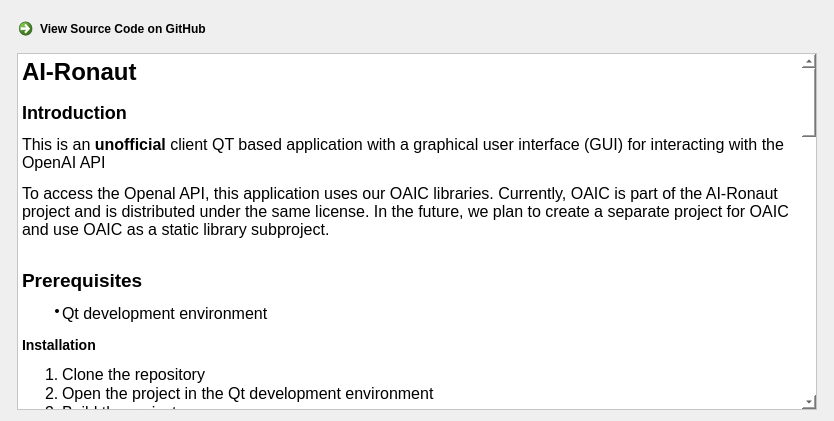
Above: PageAboutPage.ui from asianirish/AI-Ronaut before the change. Below: the same form after it.
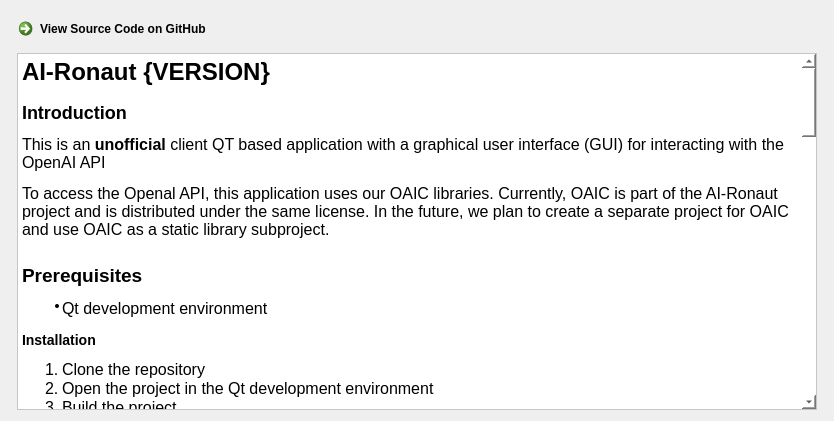
That is the form after the change.

Commit message: add and display version information

Diff of the .ui file:
```diff
--- a/PageAboutPage.ui
+++ b/PageAboutPage.ui
@@ -32,57 +32,57 @@
 hr { height: 1px; border-width: 0; }
 li.unchecked::marker { content: &quot;\2610&quot;; }
 li.checked::marker { content: &quot;\2612&quot;; }
-&lt;/style&gt;&lt;/head&gt;&lt;body style=&quot; font-family:'Noto Sans'; font-size:12pt; font-weight:400; font-style:normal;&quot;&gt;
-&lt;h1 style=&quot; margin-top:18px; margin-bottom:12px; margin-left:0px; margin-right:0px; -qt-block-indent:0; text-indent:0px;&quot;&gt;&lt;span style=&quot; font-family:'Segoe UI'; font-size:9pt; font-weight:700;&quot;&gt;AI-Ronaut&lt;/span&gt;&lt;/h1&gt;
-&lt;h2 style=&quot; margin-top:16px; margin-bottom:12px; margin-left:0px; margin-right:0px; -qt-block-indent:0; text-indent:0px;&quot;&gt;&lt;a name=&quot;user-content-introduction&quot;&gt;&lt;/a&gt;&lt;span style=&quot; font-family:'Segoe UI'; font-size:9pt; font-weight:700;&quot;&gt;I&lt;/span&gt;&lt;span style=&quot; font-family:'Segoe UI'; font-size:9pt; font-weight:700;&quot;&gt;ntroduction&lt;/span&gt;&lt;/h2&gt;
-&lt;p style=&quot; margin-top:12px; margin-bottom:12px; margin-left:0px; margin-right:0px; -qt-block-indent:0; text-indent:0px;&quot;&gt;&lt;span style=&quot; font-family:'Segoe UI';&quot;&gt;This is an &lt;/span&gt;&lt;span style=&quot; font-family:'Segoe UI'; font-weight:700;&quot;&gt;unofficial&lt;/span&gt;&lt;span style=&quot; font-family:'Segoe UI';&quot;&gt; client QT based application with a graphical user interface (GUI) for interacting with the OpenAI API&lt;/span&gt;&lt;/p&gt;
-&lt;p style=&quot; margin-top:12px; margin-bottom:12px; margin-left:0px; margin-right:0px; -qt-block-indent:0; text-indent:0px;&quot;&gt;&lt;span style=&quot; font-family:'Segoe UI';&quot;&gt;To access the Openal API, this application uses our OAIC libraries. Currently, OAIC is part of the AI-Ronaut project and is distributed under the same license. In the future, we plan to create a separate project for OAIC and use OAIC as a static library subproject. &lt;br /&gt;&lt;/span&gt;&lt;/p&gt;
-&lt;p style=&quot; margin-top:12px; margin-bottom:12px; margin-left:0px; margin-right:0px; -qt-block-indent:0; text-indent:0px;&quot;&gt;&lt;a name=&quot;user-content-prerequisites&quot;&gt;&lt;/a&gt;&lt;span style=&quot; font-family:'Segoe UI'; font-size:14pt; font-weight:700;&quot;&gt;P&lt;/span&gt;&lt;span style=&quot; font-family:'Segoe UI'; font-size:14pt; font-weight:700;&quot;&gt;rerequisites&lt;/span&gt;&lt;/p&gt;
+&lt;/style&gt;&lt;/head&gt;&lt;body style=&quot; font-family:'Segoe UI'; font-size:9pt; font-weight:400; font-style:normal;&quot;&gt;
+&lt;h1 style=&quot; margin-top:18px; margin-bottom:12px; margin-left:0px; margin-right:0px; -qt-block-indent:0; text-indent:0px;&quot;&gt;&lt;span style=&quot; font-size:xx-large; font-weight:700;&quot;&gt;AI-Ronaut {VERSION}&lt;/span&gt;&lt;/h1&gt;
+&lt;h2 style=&quot; margin-top:16px; margin-bottom:12px; margin-left:0px; margin-right:0px; -qt-block-indent:0; text-indent:0px;&quot;&gt;&lt;a name=&quot;user-content-introduction&quot;&gt;&lt;/a&gt;&lt;span style=&quot; font-size:x-large; font-weight:700;&quot;&gt;I&lt;/span&gt;&lt;span style=&quot; font-size:x-large; font-weight:700;&quot;&gt;ntroduction&lt;/span&gt;&lt;/h2&gt;
+&lt;p style=&quot; margin-top:12px; margin-bottom:12px; margin-left:0px; margin-right:0px; -qt-block-indent:0; text-indent:0px;&quot;&gt;&lt;span style=&quot; font-size:12pt;&quot;&gt;This is an &lt;/span&gt;&lt;span style=&quot; font-size:12pt; font-weight:700;&quot;&gt;unofficial&lt;/span&gt;&lt;span style=&quot; font-size:12pt;&quot;&gt; client QT based application with a graphical user interface (GUI) for interacting with the OpenAI API&lt;/span&gt;&lt;/p&gt;
+&lt;p style=&quot; margin-top:12px; margin-bottom:12px; margin-left:0px; margin-right:0px; -qt-block-indent:0; text-indent:0px;&quot;&gt;&lt;span style=&quot; font-size:12pt;&quot;&gt;To access the Openal API, this application uses our OAIC libraries. Currently, OAIC is part of the AI-Ronaut project and is distributed under the same license. In the future, we plan to create a separate project for OAIC and use OAIC as a static library subproject. &lt;br /&gt;&lt;/span&gt;&lt;/p&gt;
+&lt;p style=&quot; margin-top:12px; margin-bottom:12px; margin-left:0px; margin-right:0px; -qt-block-indent:0; text-indent:0px;&quot;&gt;&lt;a name=&quot;user-content-prerequisites&quot;&gt;&lt;/a&gt;&lt;span style=&quot; font-size:14pt; font-weight:700;&quot;&gt;P&lt;/span&gt;&lt;span style=&quot; font-size:14pt; font-weight:700;&quot;&gt;rerequisites&lt;/span&gt;&lt;/p&gt;
 &lt;ul style=&quot;margin-top: 0px; margin-bottom: 0px; margin-left: 0px; margin-right: 0px; -qt-list-indent: 1;&quot;&gt;
-&lt;li style=&quot; font-family:'Segoe UI'; font-size:9pt;&quot; style=&quot; margin-top:12px; margin-bottom:12px; margin-left:0px; margin-right:0px; -qt-block-indent:0; text-indent:0px;&quot;&gt;&lt;span style=&quot; font-size:12pt;&quot;&gt;Qt development environment&lt;/span&gt;&lt;/li&gt;&lt;/ul&gt;
-&lt;h3 style=&quot; margin-top:14px; margin-bottom:12px; margin-left:0px; margin-right:0px; -qt-block-indent:0; text-indent:0px;&quot;&gt;&lt;a name=&quot;user-content-installation&quot;&gt;&lt;/a&gt;&lt;span style=&quot; font-family:'Segoe UI'; font-size:9pt; font-weight:700;&quot;&gt;I&lt;/span&gt;&lt;span style=&quot; font-family:'Segoe UI'; font-size:9pt; font-weight:700;&quot;&gt;nstallation&lt;/span&gt;&lt;/h3&gt;
+&lt;li style=&quot; margin-top:12px; margin-bottom:12px; margin-left:0px; margin-right:0px; -qt-block-indent:0; text-indent:0px;&quot;&gt;&lt;span style=&quot; font-size:12pt;&quot;&gt;Qt development environment&lt;/span&gt;&lt;/li&gt;&lt;/ul&gt;
+&lt;h3 style=&quot; margin-top:14px; margin-bottom:12px; margin-left:0px; margin-right:0px; -qt-block-indent:0; text-indent:0px;&quot;&gt;&lt;a name=&quot;user-content-installation&quot;&gt;&lt;/a&gt;&lt;span style=&quot; font-size:large; font-weight:700;&quot;&gt;I&lt;/span&gt;&lt;span style=&quot; font-size:large; font-weight:700;&quot;&gt;nstallation&lt;/span&gt;&lt;/h3&gt;
 &lt;ol style=&quot;margin-top: 0px; margin-bottom: 0px; margin-left: 0px; margin-right: 0px; -qt-list-indent: 1;&quot;&gt;
-&lt;li style=&quot; font-family:'Segoe UI';&quot; style=&quot; margin-top:12px; margin-bottom:0px; margin-left:0px; margin-right:0px; -qt-block-indent:0; text-indent:0px;&quot;&gt;Clone the repository&lt;/li&gt;
-&lt;li style=&quot; font-family:'Segoe UI';&quot; style=&quot; margin-top:0px; margin-bottom:0px; margin-left:0px; margin-right:0px; -qt-block-indent:0; text-indent:0px;&quot;&gt;Open the project in the Qt development environment&lt;/li&gt;
-&lt;li style=&quot; font-family:'Segoe UI';&quot; style=&quot; margin-top:0px; margin-bottom:12px; margin-left:0px; margin-right:0px; -qt-block-indent:0; text-indent:0px;&quot;&gt;Build the project&lt;/li&gt;&lt;/ol&gt;
-&lt;h2 style=&quot; margin-top:16px; margin-bottom:12px; margin-left:0px; margin-right:0px; -qt-block-indent:0; text-indent:0px;&quot;&gt;&lt;a name=&quot;user-content-usage&quot;&gt;&lt;/a&gt;&lt;span style=&quot; font-family:'Segoe UI'; font-size:9pt; font-weight:700;&quot;&gt;U&lt;/span&gt;&lt;span style=&quot; font-family:'Segoe UI'; font-size:9pt; font-weight:700;&quot;&gt;sage&lt;/span&gt;&lt;/h2&gt;
-&lt;p style=&quot; margin-top:12px; margin-bottom:12px; margin-left:0px; margin-right:0px; -qt-block-indent:0; text-indent:0px;&quot;&gt;&lt;span style=&quot; font-family:'Segoe UI';&quot;&gt;After successfully building the project, you need to set an environment variable called &lt;/span&gt;&lt;span style=&quot; font-family:'Segoe UI'; font-weight:700;&quot;&gt;OPENAI_API_KEY&lt;/span&gt;&lt;span style=&quot; font-family:'Segoe UI';&quot;&gt; with the value of the key obtained from the OpenAI API.&lt;/span&gt;&lt;/p&gt;
-&lt;h2 style=&quot; margin-top:16px; margin-bottom:12px; margin-left:0px; margin-right:0px; -qt-block-indent:0; text-indent:0px;&quot;&gt;&lt;a name=&quot;user-content-efficient-client-side-computations&quot;&gt;&lt;/a&gt;&lt;span style=&quot; font-family:'Segoe UI'; font-size:9pt; font-weight:700;&quot;&gt;E&lt;/span&gt;&lt;span style=&quot; font-family:'Segoe UI'; font-size:9pt; font-weight:700;&quot;&gt;fficient Client-Side Computations&lt;/span&gt;&lt;/h2&gt;
-&lt;p style=&quot; margin-top:12px; margin-bottom:12px; margin-left:0px; margin-right:0px; -qt-block-indent:0; text-indent:0px;&quot;&gt;&lt;span style=&quot; font-family:'Segoe UI';&quot;&gt;A distinctive advantage of our C++ client lies in its ability to handle intensive computations on the client side, independent of the OpenAI API. This allows for significant performance benefits, particularly for applications that require high computational power and efficiency. As we move forward, we plan to further optimize and enhance this feature, to provide an even more powerful tool for your AI development needs.&lt;/span&gt;&lt;/p&gt;
-&lt;h2 style=&quot; margin-top:16px; margin-bottom:12px; margin-left:0px; margin-right:0px; -qt-block-indent:0; text-indent:0px;&quot;&gt;&lt;span style=&quot; font-size:x-large; font-weight:700;&quot;&gt;Plugins&lt;/span&gt;&lt;/h2&gt;
-&lt;h3 style=&quot; margin-top:14px; margin-bottom:12px; margin-left:0px; margin-right:0px; -qt-block-indent:0; text-indent:0px;&quot;&gt;&lt;a name=&quot;user-content-overview&quot;&gt;&lt;/a&gt;&lt;span style=&quot; font-size:large; font-weight:700;&quot;&gt;O&lt;/span&gt;&lt;span style=&quot; font-size:large; font-weight:700;&quot;&gt;verview&lt;/span&gt;&lt;/h3&gt;
-&lt;p style=&quot; margin-top:12px; margin-bottom:12px; margin-left:0px; margin-right:0px; -qt-block-indent:0; text-indent:0px;&quot;&gt;Our application now supports third-party plugins in the form of dynamic libraries, both for Linux and Windows users. These plugins allow for enhanced flexibility and can be used to extend the functionality of the program.&lt;/p&gt;
-&lt;h3 style=&quot; margin-top:14px; margin-bottom:12px; margin-left:0px; margin-right:0px; -qt-block-indent:0; text-indent:0px;&quot;&gt;&lt;a name=&quot;user-content-creating-a-plugin&quot;&gt;&lt;/a&gt;&lt;span style=&quot; font-size:large; font-weight:700;&quot;&gt;C&lt;/span&gt;&lt;span style=&quot; font-size:large; font-weight:700;&quot;&gt;reating a Plugin&lt;/span&gt;&lt;/h3&gt;
-&lt;p style=&quot; margin-top:12px; margin-bottom:12px; margin-left:0px; margin-right:0px; -qt-block-indent:0; text-indent:0px;&quot;&gt;To create a plugin, developers need to create a class that inherits from the &lt;span style=&quot; font-family:'monospace';&quot;&gt;IRootObject&lt;/span&gt; interface class and override its virtual functions.&lt;/p&gt;
-&lt;p style=&quot; margin-top:12px; margin-bottom:12px; margin-left:0px; margin-right:0px; -qt-block-indent:0; text-indent:0px;&quot;&gt;Here is an example:&lt;/p&gt;
-&lt;p style=&quot; margin-top:12px; margin-bottom:0px; margin-left:0px; margin-right:0px; -qt-block-indent:0; text-indent:0px;&quot;&gt;&lt;span style=&quot; font-family:'monospace';&quot;&gt;class RootObject : public QObject, public IRootObject&lt;/span&gt;&lt;/p&gt;
-&lt;p style=&quot; margin-top:0px; margin-bottom:0px; margin-left:0px; margin-right:0px; -qt-block-indent:0; text-indent:0px;&quot;&gt;&lt;span style=&quot; font-family:'monospace';&quot;&gt;{&lt;/span&gt;&lt;/p&gt;
-&lt;p style=&quot; margin-top:0px; margin-bottom:0px; margin-left:0px; margin-right:0px; -qt-block-indent:0; text-indent:0px;&quot;&gt;&lt;span style=&quot; font-family:'monospace';&quot;&gt;    Q_OBJECT&lt;/span&gt;&lt;/p&gt;
-&lt;p style=&quot; margin-top:0px; margin-bottom:0px; margin-left:0px; margin-right:0px; -qt-block-indent:0; text-indent:0px;&quot;&gt;&lt;span style=&quot; font-family:'monospace';&quot;&gt;    Q_PLUGIN_METADATA(IID &amp;quot;org.asianirish.IRootObject&amp;quot; FILE &amp;quot;ExamplePlugin.json&amp;quot;)&lt;/span&gt;&lt;/p&gt;
-&lt;p style=&quot; margin-top:0px; margin-bottom:0px; margin-left:0px; margin-right:0px; -qt-block-indent:0; text-indent:0px;&quot;&gt;&lt;span style=&quot; font-family:'monospace';&quot;&gt;    Q_INTERFACES(IRootObject)&lt;/span&gt;&lt;/p&gt;
-&lt;p style=&quot; margin-top:0px; margin-bottom:0px; margin-left:0px; margin-right:0px; -qt-block-indent:0; text-indent:0px;&quot;&gt;&lt;span style=&quot; font-family:'monospace';&quot;&gt;public:&lt;/span&gt;&lt;/p&gt;
-&lt;p style=&quot; margin-top:0px; margin-bottom:0px; margin-left:0px; margin-right:0px; -qt-block-indent:0; text-indent:0px;&quot;&gt;&lt;span style=&quot; font-family:'monospace';&quot;&gt;    explicit RootObject(QObject *parent = nullptr);&lt;/span&gt;&lt;/p&gt;
-&lt;p style=&quot;-qt-paragraph-type:empty; margin-top:0px; margin-bottom:0px; margin-left:0px; margin-right:0px; -qt-block-indent:0; text-indent:0px; font-family:'monospace';&quot;&gt;&lt;br /&gt;&lt;/p&gt;
-&lt;p style=&quot; margin-top:0px; margin-bottom:0px; margin-left:0px; margin-right:0px; -qt-block-indent:0; text-indent:0px;&quot;&gt;&lt;span style=&quot; font-family:'monospace';&quot;&gt;    void doIt() const override;&lt;/span&gt;&lt;/p&gt;
-&lt;p style=&quot;-qt-paragraph-type:empty; margin-top:0px; margin-bottom:0px; margin-left:0px; margin-right:0px; -qt-block-indent:0; text-indent:0px; font-family:'monospace';&quot;&gt;&lt;br /&gt;&lt;/p&gt;
-&lt;p style=&quot; margin-top:0px; margin-bottom:0px; margin-left:0px; margin-right:0px; -qt-block-indent:0; text-indent:0px;&quot;&gt;&lt;span style=&quot; font-family:'monospace';&quot;&gt;    PageWidget *createPageWidget(QWidget *parent) const override;&lt;/span&gt;&lt;/p&gt;
-&lt;p style=&quot;-qt-paragraph-type:empty; margin-top:0px; margin-bottom:0px; margin-left:0px; margin-right:0px; -qt-block-indent:0; text-indent:0px; font-family:'monospace';&quot;&gt;&lt;br /&gt;&lt;/p&gt;
-&lt;p style=&quot; margin-top:0px; margin-bottom:0px; margin-left:0px; margin-right:0px; -qt-block-indent:0; text-indent:0px;&quot;&gt;&lt;span style=&quot; font-family:'monospace';&quot;&gt;    plg::Info pluginInfo() const override;&lt;/span&gt;&lt;/p&gt;
-&lt;p style=&quot;-qt-paragraph-type:empty; margin-top:0px; margin-bottom:0px; margin-left:0px; margin-right:0px; -qt-block-indent:0; text-indent:0px; font-family:'monospace';&quot;&gt;&lt;br /&gt;&lt;/p&gt;
-&lt;p style=&quot; margin-top:0px; margin-bottom:0px; margin-left:0px; margin-right:0px; -qt-block-indent:0; text-indent:0px;&quot;&gt;&lt;span style=&quot; font-family:'monospace';&quot;&gt;signals:&lt;/span&gt;&lt;/p&gt;
-&lt;p style=&quot;-qt-paragraph-type:empty; margin-top:0px; margin-bottom:0px; margin-left:0px; margin-right:0px; -qt-block-indent:0; text-indent:0px; font-family:'monospace';&quot;&gt;&lt;br /&gt;&lt;/p&gt;
-&lt;p style=&quot; margin-top:0px; margin-bottom:12px; margin-left:0px; margin-right:0px; -qt-block-indent:0; text-indent:0px;&quot;&gt;&lt;span style=&quot; font-family:'monospace';&quot;&gt;};&lt;/span&gt;&lt;/p&gt;
-&lt;h3 style=&quot; margin-top:14px; margin-bottom:12px; margin-left:0px; margin-right:0px; -qt-block-indent:0; text-indent:0px;&quot;&gt;&lt;a name=&quot;user-content-registering-and-using-a-plugin&quot;&gt;&lt;/a&gt;&lt;span style=&quot; font-size:large; font-weight:700;&quot;&gt;R&lt;/span&gt;&lt;span style=&quot; font-size:large; font-weight:700;&quot;&gt;egistering and Using a Plugin&lt;/span&gt;&lt;/h3&gt;
-&lt;p style=&quot; margin-top:12px; margin-bottom:12px; margin-left:0px; margin-right:0px; -qt-block-indent:0; text-indent:0px;&quot;&gt;To use a plugin, you first need to register it with the application. This can be done using the &lt;span style=&quot; font-family:'monospace';&quot;&gt;Register Plugin&lt;/span&gt; command, which copies the plugin file and records information about the plugin (title, description, author, plugin version, and plugin file hash code) in a database.&lt;/p&gt;
-&lt;p style=&quot; margin-top:12px; margin-bottom:12px; margin-left:0px; margin-right:0px; -qt-block-indent:0; text-indent:0px;&quot;&gt;After registering the plugin, the application will automatically verify its integrity at startup by checking its hash code. If the hash code in the database matches the hash code of the file, the application will open a tab with the plugin's widget.&lt;/p&gt;
-&lt;p style=&quot; margin-top:12px; margin-bottom:12px; margin-left:0px; margin-right:0px; -qt-block-indent:0; text-indent:0px;&quot;&gt;&lt;span style=&quot; font-weight:700;&quot;&gt;Note:&lt;/span&gt; If you encounter any issues or have any questions, please feel free to raise an issue on our GitHub repository. We value your feedback and contributions.&lt;/p&gt;
-&lt;p style=&quot; margin-top:12px; margin-bottom:12px; margin-left:0px; margin-right:0px; -qt-block-indent:0; text-indent:0px;&quot;&gt;Make sure that your plugins are compatible with the application's current version to avoid any potential issues.&lt;/p&gt;
-&lt;p style=&quot; margin-top:16px; margin-bottom:12px; margin-left:0px; margin-right:0px; -qt-block-indent:0; text-indent:0px;&quot;&gt;&lt;a name=&quot;user-content-licenses&quot;&gt;&lt;/a&gt;&lt;span style=&quot; font-family:'Segoe UI'; font-size:14pt; font-weight:700;&quot;&gt;L&lt;/span&gt;&lt;span style=&quot; font-family:'Segoe UI'; font-size:14pt; font-weight:700;&quot;&gt;icenses&lt;/span&gt;&lt;/p&gt;
-&lt;p style=&quot; margin-top:12px; margin-bottom:12px; margin-left:0px; margin-right:0px; -qt-block-indent:0; text-indent:0px;&quot;&gt;&lt;span style=&quot; font-family:'Segoe UI';&quot;&gt;This project is distributed under two licenses: the &lt;/span&gt;&lt;a href=&quot;https://creativecommons.org/licenses/by-nc-sa/4.0/legalcode.txt&quot;&gt;&lt;span style=&quot; font-family:'Segoe UI'; text-decoration: underline; color:#0000ff;&quot;&gt;CC BY-NC-SA&lt;/span&gt;&lt;/a&gt;&lt;span style=&quot; font-family:'Segoe UI';&quot;&gt; License and a commercial license. This means:&lt;/span&gt;&lt;/p&gt;
+&lt;li style=&quot; font-size:12pt;&quot; style=&quot; margin-top:12px; margin-bottom:0px; margin-left:0px; margin-right:0px; -qt-block-indent:0; text-indent:0px;&quot;&gt;Clone the repository&lt;/li&gt;
+&lt;li style=&quot; font-size:12pt;&quot; style=&quot; margin-top:0px; margin-bottom:0px; margin-left:0px; margin-right:0px; -qt-block-indent:0; text-indent:0px;&quot;&gt;Open the project in the Qt development environment&lt;/li&gt;
+&lt;li style=&quot; font-size:12pt;&quot; style=&quot; margin-top:0px; margin-bottom:12px; margin-left:0px; margin-right:0px; -qt-block-indent:0; text-indent:0px;&quot;&gt;Build the project&lt;/li&gt;&lt;/ol&gt;
+&lt;h2 style=&quot; margin-top:16px; margin-bottom:12px; margin-left:0px; margin-right:0px; -qt-block-indent:0; text-indent:0px;&quot;&gt;&lt;a name=&quot;user-content-usage&quot;&gt;&lt;/a&gt;&lt;span style=&quot; font-size:x-large; font-weight:700;&quot;&gt;U&lt;/span&gt;&lt;span style=&quot; font-size:x-large; font-weight:700;&quot;&gt;sage&lt;/span&gt;&lt;/h2&gt;
+&lt;p style=&quot; margin-top:12px; margin-bottom:12px; margin-left:0px; margin-right:0px; -qt-block-indent:0; text-indent:0px;&quot;&gt;&lt;span style=&quot; font-size:12pt;&quot;&gt;After successfully building the project, you need to set an environment variable called &lt;/span&gt;&lt;span style=&quot; font-size:12pt; font-weight:700;&quot;&gt;OPENAI_API_KEY&lt;/span&gt;&lt;span style=&quot; font-size:12pt;&quot;&gt; with the value of the key obtained from the OpenAI API.&lt;/span&gt;&lt;/p&gt;
+&lt;h2 style=&quot; margin-top:16px; margin-bottom:12px; margin-left:0px; margin-right:0px; -qt-block-indent:0; text-indent:0px;&quot;&gt;&lt;a name=&quot;user-content-efficient-client-side-computations&quot;&gt;&lt;/a&gt;&lt;span style=&quot; font-size:x-large; font-weight:700;&quot;&gt;E&lt;/span&gt;&lt;span style=&quot; font-size:x-large; font-weight:700;&quot;&gt;fficient Client-Side Computations&lt;/span&gt;&lt;/h2&gt;
+&lt;p style=&quot; margin-top:12px; margin-bottom:12px; margin-left:0px; margin-right:0px; -qt-block-indent:0; text-indent:0px;&quot;&gt;&lt;span style=&quot; font-size:12pt;&quot;&gt;A distinctive advantage of our C++ client lies in its ability to handle intensive computations on the client side, independent of the OpenAI API. This allows for significant performance benefits, particularly for applications that require high computational power and efficiency. As we move forward, we plan to further optimize and enhance this feature, to provide an even more powerful tool for your AI development needs.&lt;/span&gt;&lt;/p&gt;
+&lt;h2 style=&quot; margin-top:16px; margin-bottom:12px; margin-left:0px; margin-right:0px; -qt-block-indent:0; text-indent:0px;&quot;&gt;&lt;span style=&quot; font-family:'Noto Sans'; font-size:12pt; font-weight:700;&quot;&gt;Plugins&lt;/span&gt;&lt;/h2&gt;
+&lt;h3 style=&quot; margin-top:14px; margin-bottom:12px; margin-left:0px; margin-right:0px; -qt-block-indent:0; text-indent:0px;&quot;&gt;&lt;a name=&quot;user-content-overview&quot;&gt;&lt;/a&gt;&lt;span style=&quot; font-family:'Noto Sans'; font-size:12pt; font-weight:700;&quot;&gt;O&lt;/span&gt;&lt;span style=&quot; font-family:'Noto Sans'; font-size:12pt; font-weight:700;&quot;&gt;verview&lt;/span&gt;&lt;/h3&gt;
+&lt;p style=&quot; margin-top:12px; margin-bottom:12px; margin-left:0px; margin-right:0px; -qt-block-indent:0; text-indent:0px;&quot;&gt;&lt;span style=&quot; font-family:'Noto Sans'; font-size:12pt;&quot;&gt;Our application now supports third-party plugins in the form of dynamic libraries, both for Linux and Windows users. These plugins allow for enhanced flexibility and can be used to extend the functionality of the program.&lt;/span&gt;&lt;/p&gt;
+&lt;h3 style=&quot; margin-top:14px; margin-bottom:12px; margin-left:0px; margin-right:0px; -qt-block-indent:0; text-indent:0px;&quot;&gt;&lt;a name=&quot;user-content-creating-a-plugin&quot;&gt;&lt;/a&gt;&lt;span style=&quot; font-family:'Noto Sans'; font-size:12pt; font-weight:700;&quot;&gt;C&lt;/span&gt;&lt;span style=&quot; font-family:'Noto Sans'; font-size:12pt; font-weight:700;&quot;&gt;reating a Plugin&lt;/span&gt;&lt;/h3&gt;
+&lt;p style=&quot; margin-top:12px; margin-bottom:12px; margin-left:0px; margin-right:0px; -qt-block-indent:0; text-indent:0px;&quot;&gt;&lt;span style=&quot; font-family:'Noto Sans'; font-size:12pt;&quot;&gt;To create a plugin, developers need to create a class that inherits from the &lt;/span&gt;&lt;span style=&quot; font-family:'monospace'; font-size:12pt;&quot;&gt;IRootObject&lt;/span&gt;&lt;span style=&quot; font-family:'Noto Sans'; font-size:12pt;&quot;&gt; interface class and override its virtual functions.&lt;/span&gt;&lt;/p&gt;
+&lt;p style=&quot; margin-top:12px; margin-bottom:12px; margin-left:0px; margin-right:0px; -qt-block-indent:0; text-indent:0px;&quot;&gt;&lt;span style=&quot; font-family:'Noto Sans'; font-size:12pt;&quot;&gt;Here is an example:&lt;/span&gt;&lt;/p&gt;
+&lt;p style=&quot; margin-top:12px; margin-bottom:0px; margin-left:0px; margin-right:0px; -qt-block-indent:0; text-indent:0px;&quot;&gt;&lt;span style=&quot; font-family:'monospace'; font-size:12pt;&quot;&gt;class RootObject : public QObject, public IRootObject&lt;/span&gt;&lt;/p&gt;
+&lt;p style=&quot; margin-top:0px; margin-bottom:0px; margin-left:0px; margin-right:0px; -qt-block-indent:0; text-indent:0px;&quot;&gt;&lt;span style=&quot; font-family:'monospace'; font-size:12pt;&quot;&gt;{&lt;/span&gt;&lt;/p&gt;
+&lt;p style=&quot; margin-top:0px; margin-bottom:0px; margin-left:0px; margin-right:0px; -qt-block-indent:0; text-indent:0px;&quot;&gt;&lt;span style=&quot; font-family:'monospace'; font-size:12pt;&quot;&gt;    Q_OBJECT&lt;/span&gt;&lt;/p&gt;
+&lt;p style=&quot; margin-top:0px; margin-bottom:0px; margin-left:0px; margin-right:0px; -qt-block-indent:0; text-indent:0px;&quot;&gt;&lt;span style=&quot; font-family:'monospace'; font-size:12pt;&quot;&gt;    Q_PLUGIN_METADATA(IID &amp;quot;org.asianirish.IRootObject&amp;quot; FILE &amp;quot;ExamplePlugin.json&amp;quot;)&lt;/span&gt;&lt;/p&gt;
+&lt;p style=&quot; margin-top:0px; margin-bottom:0px; margin-left:0px; margin-right:0px; -qt-block-indent:0; text-indent:0px;&quot;&gt;&lt;span style=&quot; font-family:'monospace'; font-size:12pt;&quot;&gt;    Q_INTERFACES(IRootObject)&lt;/span&gt;&lt;/p&gt;
+&lt;p style=&quot; margin-top:0px; margin-bottom:0px; margin-left:0px; margin-right:0px; -qt-block-indent:0; text-indent:0px;&quot;&gt;&lt;span style=&quot; font-family:'monospace'; font-size:12pt;&quot;&gt;public:&lt;/span&gt;&lt;/p&gt;
+&lt;p style=&quot; margin-top:0px; margin-bottom:0px; margin-left:0px; margin-right:0px; -qt-block-indent:0; text-indent:0px;&quot;&gt;&lt;span style=&quot; font-family:'monospace'; font-size:12pt;&quot;&gt;    explicit RootObject(QObject *parent = nullptr);&lt;/span&gt;&lt;/p&gt;
+&lt;p style=&quot;-qt-paragraph-type:empty; margin-top:0px; margin-bottom:0px; margin-left:0px; margin-right:0px; -qt-block-indent:0; text-indent:0px; font-family:'monospace'; font-size:12pt;&quot;&gt;&lt;br /&gt;&lt;/p&gt;
+&lt;p style=&quot; margin-top:0px; margin-bottom:0px; margin-left:0px; margin-right:0px; -qt-block-indent:0; text-indent:0px;&quot;&gt;&lt;span style=&quot; font-family:'monospace'; font-size:12pt;&quot;&gt;    void doIt() const override;&lt;/span&gt;&lt;/p&gt;
+&lt;p style=&quot;-qt-paragraph-type:empty; margin-top:0px; margin-bottom:0px; margin-left:0px; margin-right:0px; -qt-block-indent:0; text-indent:0px; font-family:'monospace'; font-size:12pt;&quot;&gt;&lt;br /&gt;&lt;/p&gt;
+&lt;p style=&quot; margin-top:0px; margin-bottom:0px; margin-left:0px; margin-right:0px; -qt-block-indent:0; text-indent:0px;&quot;&gt;&lt;span style=&quot; font-family:'monospace'; font-size:12pt;&quot;&gt;    PageWidget *createPageWidget(QWidget *parent) const override;&lt;/span&gt;&lt;/p&gt;
+&lt;p style=&quot;-qt-paragraph-type:empty; margin-top:0px; margin-bottom:0px; margin-left:0px; margin-right:0px; -qt-block-indent:0; text-indent:0px; font-family:'monospace'; font-size:12pt;&quot;&gt;&lt;br /&gt;&lt;/p&gt;
+&lt;p style=&quot; margin-top:0px; margin-bottom:0px; margin-left:0px; margin-right:0px; -qt-block-indent:0; text-indent:0px;&quot;&gt;&lt;span style=&quot; font-family:'monospace'; font-size:12pt;&quot;&gt;    plg::Info pluginInfo() const override;&lt;/span&gt;&lt;/p&gt;
+&lt;p style=&quot;-qt-paragraph-type:empty; margin-top:0px; margin-bottom:0px; margin-left:0px; margin-right:0px; -qt-block-indent:0; text-indent:0px; font-family:'monospace'; font-size:12pt;&quot;&gt;&lt;br /&gt;&lt;/p&gt;
+&lt;p style=&quot; margin-top:0px; margin-bottom:0px; margin-left:0px; margin-right:0px; -qt-block-indent:0; text-indent:0px;&quot;&gt;&lt;span style=&quot; font-family:'monospace'; font-size:12pt;&quot;&gt;signals:&lt;/span&gt;&lt;/p&gt;
+&lt;p style=&quot;-qt-paragraph-type:empty; margin-top:0px; margin-bottom:0px; margin-left:0px; margin-right:0px; -qt-block-indent:0; text-indent:0px; font-family:'monospace'; font-size:12pt;&quot;&gt;&lt;br /&gt;&lt;/p&gt;
+&lt;p style=&quot; margin-top:0px; margin-bottom:12px; margin-left:0px; margin-right:0px; -qt-block-indent:0; text-indent:0px;&quot;&gt;&lt;span style=&quot; font-family:'monospace'; font-size:12pt;&quot;&gt;};&lt;/span&gt;&lt;/p&gt;
+&lt;h3 style=&quot; margin-top:14px; margin-bottom:12px; margin-left:0px; margin-right:0px; -qt-block-indent:0; text-indent:0px;&quot;&gt;&lt;a name=&quot;user-content-registering-and-using-a-plugin&quot;&gt;&lt;/a&gt;&lt;span style=&quot; font-family:'Noto Sans'; font-size:12pt; font-weight:700;&quot;&gt;R&lt;/span&gt;&lt;span style=&quot; font-family:'Noto Sans'; font-size:12pt; font-weight:700;&quot;&gt;egistering and Using a Plugin&lt;/span&gt;&lt;/h3&gt;
+&lt;p style=&quot; margin-top:12px; margin-bottom:12px; margin-left:0px; margin-right:0px; -qt-block-indent:0; text-indent:0px;&quot;&gt;&lt;span style=&quot; font-family:'Noto Sans'; font-size:12pt;&quot;&gt;To use a plugin, you first need to register it with the application. This can be done using the &lt;/span&gt;&lt;span style=&quot; font-family:'monospace'; font-size:12pt;&quot;&gt;Register Plugin&lt;/span&gt;&lt;span style=&quot; font-family:'Noto Sans'; font-size:12pt;&quot;&gt; command, which copies the plugin file and records information about the plugin (title, description, author, plugin version, and plugin file hash code) in a database.&lt;/span&gt;&lt;/p&gt;
+&lt;p style=&quot; margin-top:12px; margin-bottom:12px; margin-left:0px; margin-right:0px; -qt-block-indent:0; text-indent:0px;&quot;&gt;&lt;span style=&quot; font-family:'Noto Sans'; font-size:12pt;&quot;&gt;After registering the plugin, the application will automatically verify its integrity at startup by checking its hash code. If the hash code in the database matches the hash code of the file, the application will open a tab with the plugin's widget.&lt;/span&gt;&lt;/p&gt;
+&lt;p style=&quot; margin-top:12px; margin-bottom:12px; margin-left:0px; margin-right:0px; -qt-block-indent:0; text-indent:0px;&quot;&gt;&lt;span style=&quot; font-family:'Noto Sans'; font-size:12pt; font-weight:700;&quot;&gt;Note:&lt;/span&gt;&lt;span style=&quot; font-family:'Noto Sans'; font-size:12pt;&quot;&gt; If you encounter any issues or have any questions, please feel free to raise an issue on our GitHub repository. We value your feedback and contributions.&lt;/span&gt;&lt;/p&gt;
+&lt;p style=&quot; margin-top:12px; margin-bottom:12px; margin-left:0px; margin-right:0px; -qt-block-indent:0; text-indent:0px;&quot;&gt;&lt;span style=&quot; font-family:'Noto Sans'; font-size:12pt;&quot;&gt;Make sure that your plugins are compatible with the application's current version to avoid any potential issues.&lt;/span&gt;&lt;/p&gt;
+&lt;p style=&quot; margin-top:16px; margin-bottom:12px; margin-left:0px; margin-right:0px; -qt-block-indent:0; text-indent:0px;&quot;&gt;&lt;a name=&quot;user-content-licenses&quot;&gt;&lt;/a&gt;&lt;span style=&quot; font-size:14pt; font-weight:700;&quot;&gt;L&lt;/span&gt;&lt;span style=&quot; font-size:14pt; font-weight:700;&quot;&gt;icenses&lt;/span&gt;&lt;/p&gt;
+&lt;p style=&quot; margin-top:12px; margin-bottom:12px; margin-left:0px; margin-right:0px; -qt-block-indent:0; text-indent:0px;&quot;&gt;&lt;span style=&quot; font-size:12pt;&quot;&gt;This project is distributed under two licenses: the &lt;/span&gt;&lt;a href=&quot;https://creativecommons.org/licenses/by-nc-sa/4.0/legalcode.txt&quot;&gt;&lt;span style=&quot; font-size:12pt; text-decoration: underline; color:#0000ff;&quot;&gt;CC BY-NC-SA&lt;/span&gt;&lt;/a&gt;&lt;span style=&quot; font-size:12pt;&quot;&gt; License and a commercial license. This means:&lt;/span&gt;&lt;/p&gt;
 &lt;ol style=&quot;margin-top: 0px; margin-bottom: 0px; margin-left: 0px; margin-right: 0px; -qt-list-indent: 1;&quot;&gt;
-&lt;li style=&quot; font-family:'Segoe UI';&quot; style=&quot; margin-top:12px; margin-bottom:0px; margin-left:0px; margin-right:0px; -qt-block-indent:0; text-indent:0px;&quot;&gt;You are free to use, modify, and distribute this project under the terms of the &lt;a href=&quot;https://creativecommons.org/licenses/by-nc-sa/4.0/legalcode.txt&quot;&gt;&lt;span style=&quot; text-decoration: underline; color:#0000ff;&quot;&gt;CC BY-NC-SA&lt;/span&gt;&lt;/a&gt; License.&lt;/li&gt;
-&lt;li style=&quot; font-family:'Segoe UI';&quot; style=&quot; margin-top:0px; margin-bottom:12px; margin-left:0px; margin-right:0px; -qt-block-indent:0; text-indent:0px;&quot;&gt;If you plan to use this project for commercial purposes, you need to obtain a commercial license. Please contact us at &lt;a href=&quot;mailto:asianirish@gmail.com&quot;&gt;&lt;span style=&quot; text-decoration: underline; color:#0000ff;&quot;&gt;asianirish@gmail.com&lt;/span&gt;&lt;/a&gt; for more information on the commercial license.&lt;/li&gt;&lt;/ol&gt;
-&lt;p style=&quot; margin-top:12px; margin-bottom:12px; margin-left:0px; margin-right:0px; -qt-block-indent:0; text-indent:0px;&quot;&gt;&lt;span style=&quot; font-family:'Segoe UI';&quot;&gt;We aim to maintain the openness and accessibility of this project by providing the permissive &lt;/span&gt;&lt;a href=&quot;https://creativecommons.org/licenses/by-nc-sa/4.0/legalcode.txt&quot;&gt;&lt;span style=&quot; font-family:'Segoe UI'; text-decoration: underline; color:#0000ff;&quot;&gt;CC BY-NC-SA&lt;/span&gt;&lt;/a&gt;&lt;span style=&quot; font-family:'Segoe UI';&quot;&gt; License. However, we also understand that some organizations may be interested in commercial usage. We offer the option of a commercial license to provide additional support and development for the project.&lt;br /&gt;&lt;br /&gt;Additionally, we offer paid customization of the software, including the development of new features based on your specific needs. For inquiries and more details, please reach out to us at asianirish@gmail.com.&lt;/span&gt;&lt;/p&gt;&lt;/body&gt;&lt;/html&gt;</string>
+&lt;li style=&quot; font-size:12pt;&quot; style=&quot; margin-top:12px; margin-bottom:0px; margin-left:0px; margin-right:0px; -qt-block-indent:0; text-indent:0px;&quot;&gt;You are free to use, modify, and distribute this project under the terms of the &lt;a href=&quot;https://creativecommons.org/licenses/by-nc-sa/4.0/legalcode.txt&quot;&gt;&lt;span style=&quot; text-decoration: underline; color:#0000ff;&quot;&gt;CC BY-NC-SA&lt;/span&gt;&lt;/a&gt; License.&lt;/li&gt;
+&lt;li style=&quot; font-size:12pt;&quot; style=&quot; margin-top:0px; margin-bottom:12px; margin-left:0px; margin-right:0px; -qt-block-indent:0; text-indent:0px;&quot;&gt;If you plan to use this project for commercial purposes, you need to obtain a commercial license. Please contact us at &lt;a href=&quot;mailto:asianirish@gmail.com&quot;&gt;&lt;span style=&quot; text-decoration: underline; color:#0000ff;&quot;&gt;asianirish@gmail.com&lt;/span&gt;&lt;/a&gt; for more information on the commercial license.&lt;/li&gt;&lt;/ol&gt;
+&lt;p style=&quot; margin-top:12px; margin-bottom:12px; margin-left:0px; margin-right:0px; -qt-block-indent:0; text-indent:0px;&quot;&gt;&lt;span style=&quot; font-size:12pt;&quot;&gt;We aim to maintain the openness and accessibility of this project by providing the permissive &lt;/span&gt;&lt;a href=&quot;https://creativecommons.org/licenses/by-nc-sa/4.0/legalcode.txt&quot;&gt;&lt;span style=&quot; font-size:12pt; text-decoration: underline; color:#0000ff;&quot;&gt;CC BY-NC-SA&lt;/span&gt;&lt;/a&gt;&lt;span style=&quot; font-size:12pt;&quot;&gt; License. However, we also understand that some organizations may be interested in commercial usage. We offer the option of a commercial license to provide additional support and development for the project.&lt;br /&gt;&lt;br /&gt;Additionally, we offer paid customization of the software, including the development of new features based on your specific needs. For inquiries and more details, please reach out to us at asianirish@gmail.com.&lt;/span&gt;&lt;/p&gt;&lt;/body&gt;&lt;/html&gt;</string>
      </property>
      <property name="openExternalLinks">
       <bool>true</bool>
```
The commit also changes 3 other files.
